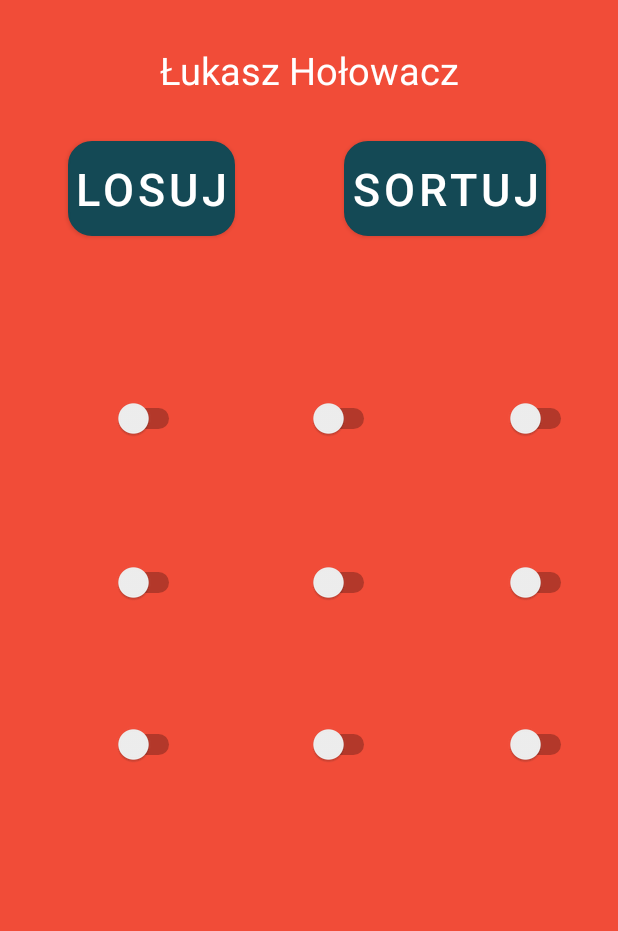
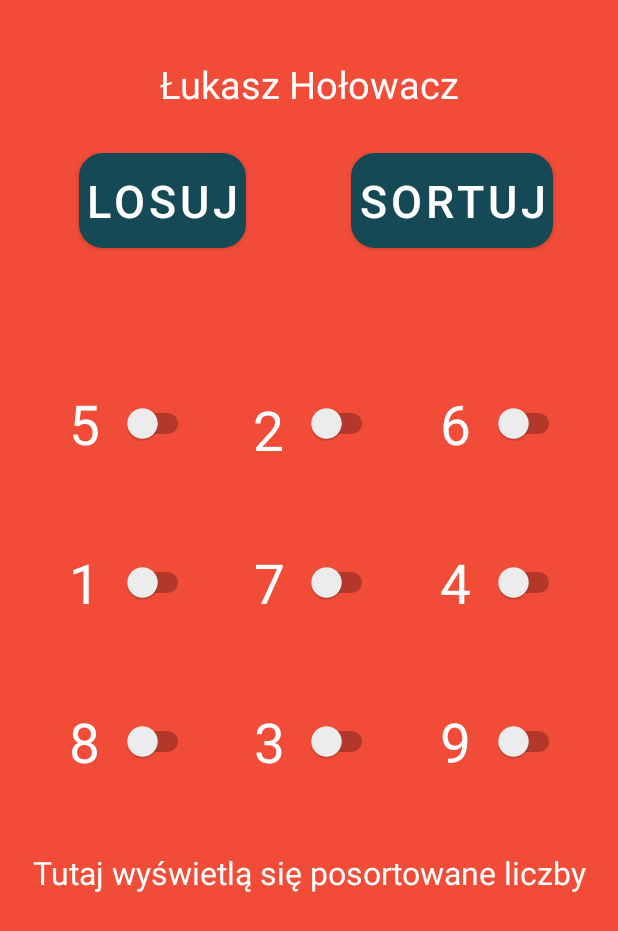
Before and after one commit to LukaszHolowacz/SwitchOcena, an Android app: the screen it shows after launch (MainActivity), on a phone screen of 412 x 824 dp. Shown: the top 931 px of the screen. Run offline under Robolectric (Android 15) with nearby library versions, the phone set to English and light mode, and no system bars.

Commit message:
Skończona aplikacja

```diff
--- a/app/src/main/java/com/example/switchocena/MainActivity.kt
+++ b/app/src/main/java/com/example/switchocena/MainActivity.kt
@@ -1,6 +1,5 @@
 package com.example.switchocena
 
-import android.annotation.SuppressLint
 import androidx.appcompat.app.AppCompatActivity
 import android.os.Bundle
 import android.widget.Button
@@ -10,12 +9,11 @@ import android.widget.Toast
 import kotlin.random.Random
 
 class MainActivity : AppCompatActivity() {
-    @SuppressLint("MissingInflatedId")
     override fun onCreate(savedInstanceState: Bundle?) {
         super.onCreate(savedInstanceState)
         setContentView(R.layout.activity_main)
 
-        var liczby: List<Int>
+        val do_sortowania: MutableList<Int> = mutableListOf()
         val sort = findViewById<Button>(R.id.sortowanie)
         val los = findViewById<Button>(R.id.losowanie)
         val switche = listOf<Switch>(
@@ -41,28 +39,69 @@ class MainActivity : AppCompatActivity() {
             findViewById(R.id.text9)
         )
 
-        for(i in 0..switche.size-1){
-            switche[i].setOnClickListener {
+        przypisywanie_wartosci(switche, teksty)
 
+        los.setOnClickListener {
+            if(!do_sortowania.isEmpty()){
+                do_sortowania.clear()
             }
+            przypisywanie_wartosci(switche, teksty)
         }
 
-        los.setOnClickListener {
-            liczby = random_numbers()
-            for(i in 0..switche.size-1){
-                teksty[i].text = liczby[i].toString()
+        sort.setOnClickListener {
+            if(!do_sortowania.isEmpty()){
+                do_sortowania.clear()
+            }
+            if(teksty[0].text != ""){
+                for(i in 0..switche.size-1){
+                    if(switche[i].isChecked){
+                        do_sortowania.add(teksty[i].text.toString().toInt())
+                    }
+                }
+                if(!do_sortowania.isEmpty()){
+                    val posortowana_lista = sortowanie_babelkowe(do_sortowania, do_sortowania.size-1)
+                    findViewById<TextView>(R.id.wynik).text = posortowana_lista.toString()
+                }
+                else{
+                    Toast.makeText(applicationContext, "Musisz coś zaznaczyć, żeby to posortować!", Toast.LENGTH_SHORT).show()
+                }
+            }
+            else{
+                Toast.makeText(applicationContext, "Najpierw musisz wylosować liczby!", Toast.LENGTH_SHORT).show()
             }
         }
     }
 
-    fun random_numbers(): List<Int>{
-    val randomValues: List<Int> = emptyList()
+    fun random_numbers(): MutableList<Int>{
+    val randomValues: MutableList<Int> = emptyList<Int>().toMutableList()
         while(randomValues.size < 9){
-            var rnd = Random.nextInt(0,9)
-            if(!randomValues.contains(rnd)){
-                //
+            val rnd = Random.nextInt(1,10)
+            if(!randomValues.contains(rnd)) {
+                randomValues.add(rnd)
             }
         }
         return randomValues
     }
+
+    fun przypisywanie_wartosci(lista1: List<Switch>, lista2: List<TextView>){
+        val liczby = random_numbers()
+        for(i in 0..lista1.size-1){
+            lista1[i].isChecked = false
+            lista2[i].text = liczby[i].toString()
+        }
+    }
+
+    fun sortowanie_babelkowe(tab: MutableList<Int>, size: Int): MutableList<Int>{
+        var pom: Int
+        for(i in 0..size){
+            for (j in 1..size){
+                if(tab[j-1]>tab[j]){
+                    pom = tab[j]
+                    tab[j] = tab[j-1]
+                    tab[j-1] = pom
+                }
+            }
+        }
+        return tab
+    }
 }
--- a/app/src/main/res/layout/activity_main.xml
+++ b/app/src/main/res/layout/activity_main.xml
@@ -5,7 +5,25 @@
     android:layout_width="match_parent"
     android:layout_height="match_parent"
     tools:context=".MainActivity"
-    android:background="@color/przyciski">
+    android:background="@color/przyciski"
+    android:padding="10dp">
+
+    <TextView
+        android:id="@+id/wynik"
+        android:layout_width="match_parent"
+        android:layout_height="50dp"
+        android:autoSizeTextType="uniform"
+        android:padding="5dp"
+        android:text="@string/poczatkowy_tekst"
+        android:textAlignment="center"
+        android:textColor="@color/white"
+        app:layout_constraintBottom_toBottomOf="parent"
+        app:layout_constraintEnd_toEndOf="parent"
+        app:layout_constraintHorizontal_bias="0.526"
+        app:layout_constraintStart_toStartOf="parent"
+        app:layout_constraintTop_toTopOf="parent"
+        app:layout_constraintVertical_bias="0.732"
+        tools:targetApi="o" />
 
     <Button
         android:id="@+id/losowanie"
@@ -13,7 +31,7 @@
         android:layout_height="wrap_content"
         android:background="@drawable/buttonback"
         android:padding="5dp"
-        android:text="Losuj"
+        android:text="@string/losuj"
         android:textColor="@color/white"
         android:textSize="30sp"
         app:layout_constraintBottom_toBottomOf="parent"
@@ -28,13 +46,14 @@
         android:layout_width="wrap_content"
         android:layout_height="wrap_content"
         android:background="@drawable/buttonback"
+        android:backgroundTint="#FFFFFF"
         android:padding="5dp"
-        android:text="Sortuj"
+        android:text="@string/sortuj"
         android:textColor="@color/white"
         android:textSize="30sp"
         app:layout_constraintBottom_toBottomOf="parent"
         app:layout_constraintEnd_toEndOf="parent"
-        app:layout_constraintHorizontal_bias="0.827"
+        app:layout_constraintHorizontal_bias="0.871"
         app:layout_constraintStart_toStartOf="parent"
         app:layout_constraintTop_toTopOf="parent"
         app:layout_constraintVertical_bias="0.124" />
@@ -43,7 +62,7 @@
         android:id="@+id/imienazwisko"
         android:layout_width="match_parent"
         android:layout_height="wrap_content"
-        android:text="Łukasz Hołowacz"
+        android:text="@string/autor"
         android:textColor="@color/white"
         android:textAlignment="center"
         android:textSize="25sp"
@@ -76,7 +95,8 @@
         android:text=""
         android:textAlignment="center"
         android:textColor="@color/white"
-        android:textSize="40sp"
+        android:autoSizeTextType="uniform"
+        tools:targetApi="o"
         app:layout_constraintBottom_toBottomOf="parent"
         app:layout_constraintEnd_toEndOf="parent"
         app:layout_constraintHorizontal_bias="0.786"
@@ -91,13 +111,14 @@
         android:text=""
         android:textAlignment="center"
         android:textColor="@color/white"
-        android:textSize="40sp"
+        android:autoSizeTextType="uniform"
         app:layout_constraintBottom_toBottomOf="parent"
         app:layout_constraintEnd_toEndOf="parent"
         app:layout_constraintHorizontal_bias="0.063"
         app:layout_constraintStart_toStartOf="parent"
         app:layout_constraintTop_toTopOf="parent"
-        app:layout_constraintVertical_bias="0.328" />
+        app:layout_constraintVertical_bias="0.328"
+        tools:targetApi="o" />
 
     <Switch
         android:id="@+id/switch7"
@@ -164,7 +185,8 @@
         android:text=""
         android:textAlignment="center"
         android:textColor="@color/white"
-        android:textSize="40sp"
+        android:autoSizeTextType="uniform"
+        tools:targetApi="o"
         app:layout_constraintBottom_toBottomOf="parent"
         app:layout_constraintEnd_toEndOf="parent"
         app:layout_constraintHorizontal_bias="0.786"
@@ -179,7 +201,8 @@
         android:text=""
         android:textAlignment="center"
         android:textColor="@color/white"
-        android:textSize="40sp"
+        android:autoSizeTextType="uniform"
+        tools:targetApi="o"
         app:layout_constraintBottom_toBottomOf="parent"
         app:layout_constraintEnd_toEndOf="parent"
         app:layout_constraintHorizontal_bias="0.063"
@@ -191,16 +214,17 @@
         android:id="@+id/text2"
         android:layout_width="50dp"
         android:layout_height="50dp"
+        android:autoSizeTextType="uniform"
         android:text=""
         android:textAlignment="center"
         android:textColor="@color/white"
-        android:textSize="40sp"
         app:layout_constraintBottom_toBottomOf="parent"
         app:layout_constraintEnd_toEndOf="parent"
-        app:layout_constraintHorizontal_bias="0.423"
+        app:layout_constraintHorizontal_bias="0.421"
         app:layout_constraintStart_toStartOf="parent"
         app:layout_constraintTop_toTopOf="parent"
-        app:layout_constraintVertical_bias="0.328" />
+        app:layout_constraintVertical_bias="0.333"
+        tools:targetApi="o" />
 
     <TextView
         android:id="@+id/text3"
@@ -209,7 +233,8 @@
         android:text=""
         android:textAlignment="center"
         android:textColor="@color/white"
-        android:textSize="40sp"
+        android:autoSizeTextType="uniform"
+        tools:targetApi="o"
         app:layout_constraintBottom_toBottomOf="parent"
         app:layout_constraintEnd_toEndOf="parent"
         app:layout_constraintHorizontal_bias="0.786"
@@ -239,7 +264,8 @@
         android:text=""
         android:textAlignment="center"
         android:textColor="@color/white"
-        android:textSize="40sp"
+        android:autoSizeTextType="uniform"
+        tools:targetApi="o"
         app:layout_constraintBottom_toBottomOf="parent"
         app:layout_constraintEnd_toEndOf="parent"
         app:layout_constraintHorizontal_bias="0.063"
@@ -254,7 +280,8 @@
         android:text=""
         android:textAlignment="center"
         android:textColor="@color/white"
-        android:textSize="40sp"
+        android:autoSizeTextType="uniform"
+        tools:targetApi="o"
         app:layout_constraintBottom_toBottomOf="parent"
         app:layout_constraintEnd_toEndOf="parent"
         app:layout_constraintHorizontal_bias="0.423"
@@ -283,7 +310,8 @@
         android:text=""
         android:textAlignment="center"
         android:textColor="@color/white"
-        android:textSize="40sp"
+        android:autoSizeTextType="uniform"
+        tools:targetApi="o"
         app:layout_constraintBottom_toBottomOf="parent"
         app:layout_constraintEnd_toEndOf="parent"
         app:layout_constraintHorizontal_bias="0.423"
--- a/app/src/main/res/values-night/themes.xml
+++ b/app/src/main/res/values-night/themes.xml
@@ -1,10 +1,7 @@
 <resources xmlns:tools="http://schemas.android.com/tools">
-    <!-- Base application theme. -->
     <style name="Theme.SwitchOcena" parent="Theme.MaterialComponents.DayNight.NoActionBar">
-        <!-- Primary brand color. -->
         <item name="colorPrimary">@color/dziwnyniebieski</item>
         <item name="colorPrimaryDark">@color/przyciski</item>
-        <item name="colorAccent">@color/teal_200</item>
-        <!-- Secondary brand color. -->
+        <item name="colorAccent">@color/ontoggle</item>
     </style>
 </resources>
--- a/app/src/main/res/values/strings.xml
+++ b/app/src/main/res/values/strings.xml
@@ -1,3 +1,7 @@
 <resources>
     <string name="app_name">SwitchOcena</string>
+    <string name="poczatkowy_tekst">Tutaj wyświetlą się posortowane liczby</string>
+    <string name="losuj">Losuj</string>
+    <string name="sortuj">Sortuj</string>
+    <string name="autor">Łukasz Hołowacz</string>
 </resources>
```
Also changed, not shown: app/src/main/res/drawable/border.xml (added, +14 -0 lines).
